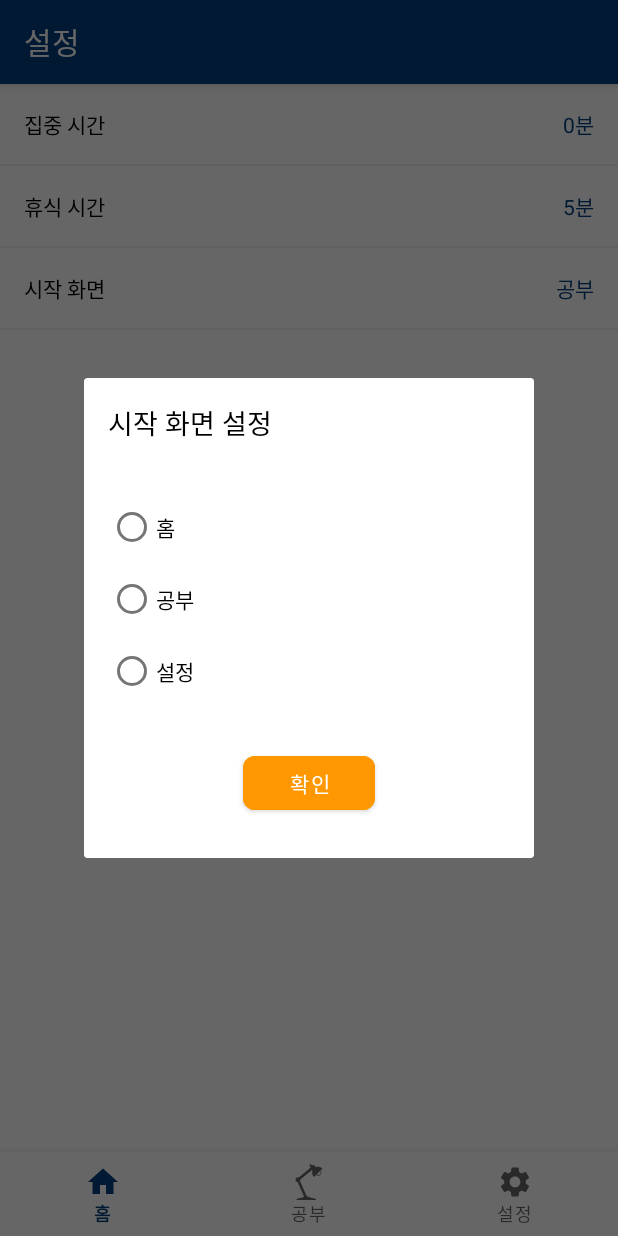
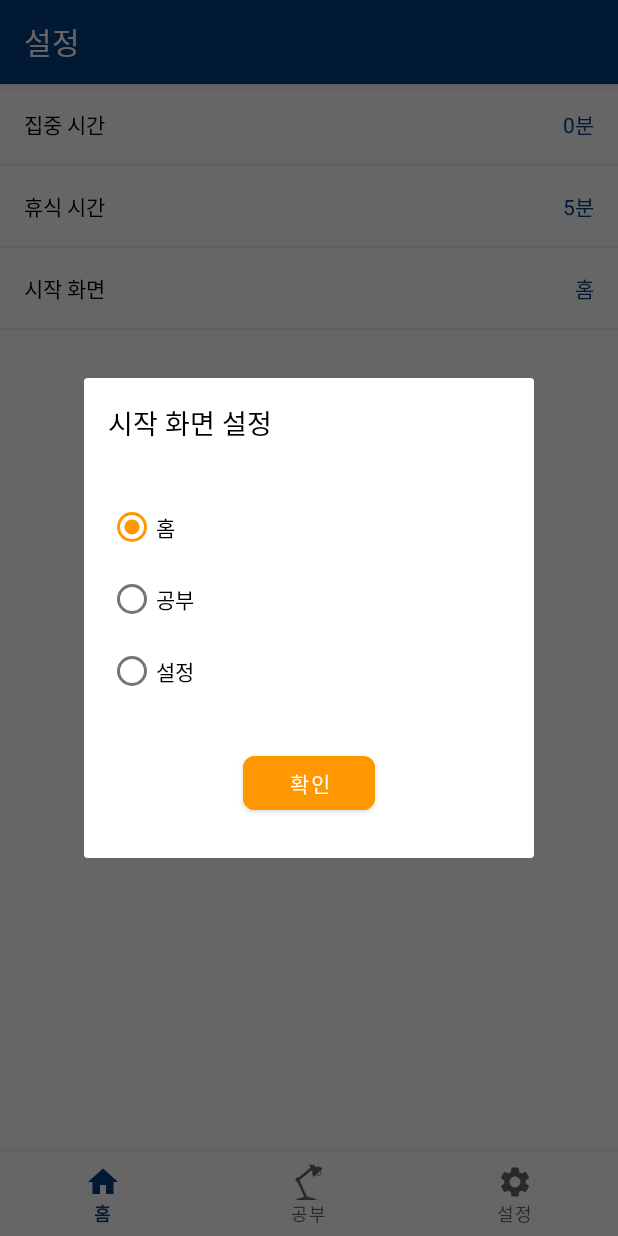
Before and after one commit to hohoprince/Just-Study, an Android app: the SettingsFragment screen opened through its navigation route, after a tap on "시작 화면", on a phone screen of 412 x 824 dp. Run offline under Robolectric (Android 15) with nearby library versions, the phone set to English and light mode, and no system bars; our stand-ins replace navigation-ui.

Commit message:
시작화면 설정 버튼 기능 구현

```diff
--- a/JustStudy/app/src/main/java/com/sunhoon/juststudy/ui/settings/SettingsFragment.kt
+++ b/JustStudy/app/src/main/java/com/sunhoon/juststudy/ui/settings/SettingsFragment.kt
@@ -50,6 +50,14 @@ class SettingsFragment : Fragment() {
             breakTimeTextView.text = text
         })
 
+        val startScreenTextView = root.findViewById<TextView>(R.id.start_screen_textview)
+        settingsViewModel.startScreen.observe(viewLifecycleOwner, Observer {
+            when (it) {
+                0 -> startScreenTextView.text = "홈"
+                1 -> startScreenTextView.text = "공부"
+                2 -> startScreenTextView.text = "설정"
+            }
+        })
 
         // 집중 시간 설정
         val constraintLayout = root.findViewById<ConstraintLayout>(R.id.concentrationTimeLayout)
@@ -106,6 +114,30 @@ class SettingsFragment : Fragment() {
         startScreenLayout.setOnClickListener {
             val dlg = Dialog(requireContext())
             dlg.setContentView(R.layout.dialog_start_screen)
+
+            // 라디오 그룹
+            val radioGroup = dlg.findViewById<RadioGroup>(R.id.radioGroup)
+            var buttonId = 0
+            when (settingsViewModel.startScreen.value) {
+                0 -> buttonId = R.id.radio_screen1
+                1 -> buttonId = R.id.radio_screen2
+                2 -> buttonId = R.id.radio_screen3
+            }
+            radioGroup.check(buttonId)
+            radioGroup.setOnCheckedChangeListener { _, checkedId ->
+                when (checkedId) {
+                    R.id.radio_screen1 -> settingsViewModel.startScreen.value = 0
+                    R.id.radio_screen2 -> settingsViewModel.startScreen.value = 1
+                    R.id.radio_screen3 -> settingsViewModel.startScreen.value = 2
+                }
+            }
+
+            // 확인 버튼
+            val okButton = dlg.findViewById<Button>(R.id.start_screen_ok_button)
+            okButton.setOnClickListener {
+                dlg.dismiss()
+            }
+
             dlg.show()
         }
 
--- a/JustStudy/app/src/main/java/com/sunhoon/juststudy/ui/settings/SettingsViewModel.kt
+++ b/JustStudy/app/src/main/java/com/sunhoon/juststudy/ui/settings/SettingsViewModel.kt
@@ -16,6 +16,11 @@ class SettingsViewModel : ViewModel() {
         value = 0
     }
 
+    // 시작 화면 설정 값
+    val startScreen = MutableLiveData<Int>().apply {
+        value = 0
+    }
+
 
     fun setStringConTime(time: String) {
         _stringConcentrationTime.value = time
--- a/JustStudy/app/src/main/java/com/sunhoon/juststudy/ui/study/StudyFragment.kt
+++ b/JustStudy/app/src/main/java/com/sunhoon/juststudy/ui/study/StudyFragment.kt
@@ -72,8 +72,6 @@ class StudyFragment : Fragment() {
             }
             noiseTextView.text = text
         })
-
-        val focusTextView = root.findViewById<TextView>(R.id.focus_textview)
 
 
         // 시간 텍스트뷰 클릭시 시간 세팅
--- a/JustStudy/app/src/main/res/layout/dialog_start_screen.xml
+++ b/JustStudy/app/src/main/res/layout/dialog_start_screen.xml
@@ -18,19 +18,19 @@
                 android:text="홈"
                 android:layout_width="match_parent"
                 android:layout_height="wrap_content"
-                android:id="@+id/radio_lamp_auto"/>
+                android:id="@+id/radio_screen1"/>
 
         <RadioButton
                 android:text="공부"
                 android:layout_width="match_parent"
                 android:layout_height="wrap_content"
-                android:id="@+id/radio_lamp_off"/>
+                android:id="@+id/radio_screen2"/>
 
         <RadioButton
                 android:text="설정"
                 android:layout_width="match_parent"
                 android:layout_height="wrap_content"
-                android:id="@+id/radio_lamp_3500"/>
+                android:id="@+id/radio_screen3"/>
 
     </RadioGroup>
 
@@ -50,7 +50,7 @@
             android:text="확인"
             android:layout_width="wrap_content"
             android:layout_height="wrap_content"
-            android:id="@+id/lamp_ok_button"
+            android:id="@+id/start_screen_ok_button"
             app:layout_constraintTop_toBottomOf="@+id/radioGroup"
             app:layout_constraintStart_toStartOf="parent"
             app:layout_constraintEnd_toEndOf="parent"
--- a/JustStudy/app/src/main/res/layout/fragment_settings.xml
+++ b/JustStudy/app/src/main/res/layout/fragment_settings.xml
@@ -32,7 +32,6 @@
                     android:textColor="@color/black"/>
 
             <TextView
-                    android:text="50분"
                     android:layout_width="wrap_content"
                     android:layout_height="wrap_content"
                     android:id="@+id/text_con_time"
@@ -40,7 +39,8 @@
                     app:layout_constraintBottom_toBottomOf="parent"
                     app:layout_constraintEnd_toEndOf="parent"
                     android:textSize="14sp"
-                    android:textColor="@color/navy_primary"/>
+                    android:textColor="@color/navy_primary"
+                    tools:text="0분"/>
         </androidx.constraintlayout.widget.ConstraintLayout>
 
         <View android:layout_width="match_parent" android:layout_height="1dp"
@@ -64,7 +64,6 @@
                     android:textColor="@color/black"/>
 
             <TextView
-                    android:text="10분"
                     android:layout_width="wrap_content"
                     android:layout_height="wrap_content"
                     android:id="@+id/break_time_textview"
@@ -72,7 +71,8 @@
                     app:layout_constraintBottom_toBottomOf="parent"
                     app:layout_constraintEnd_toEndOf="parent"
                     android:textSize="14sp"
-                    android:textColor="@color/navy_primary"/>
+                    android:textColor="@color/navy_primary"
+                    tools:text="0분"/>
         </androidx.constraintlayout.widget.ConstraintLayout>
 
         <View
@@ -99,15 +99,15 @@
                     android:textColor="@color/black"/>
 
             <TextView
-                    android:text="공부"
                     android:layout_width="wrap_content"
                     android:layout_height="wrap_content"
-                    android:id="@+id/textView18"
+                    android:id="@+id/start_screen_textview"
                     app:layout_constraintTop_toTopOf="parent"
                     app:layout_constraintBottom_toBottomOf="parent"
                     app:layout_constraintEnd_toEndOf="parent"
                     android:textSize="14sp"
-                    android:textColor="@color/navy_primary"/>
+                    android:textColor="@color/navy_primary"
+                    tools:text="홈"/>
         </androidx.constraintlayout.widget.ConstraintLayout>
 
         <View
```
